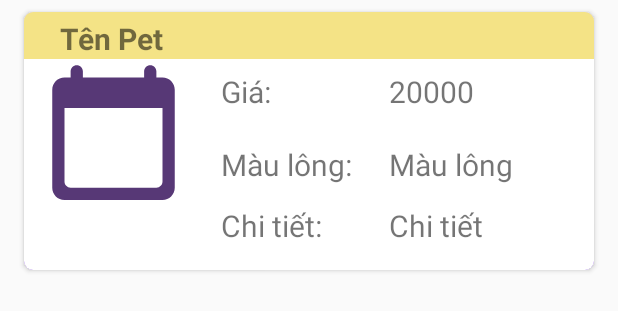
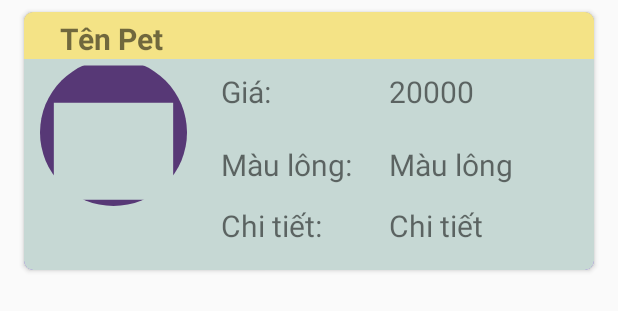
Before and after one commit to ryanvo162/Project1Team3, an Android app: the layout item_cho_meo.xml on its own in the app's theme, with its tools: preview values and no code run, on a phone screen of 412 x 824 dp. Shown: the top 311 px of the screen. Run offline under Robolectric (Android 15) with nearby library versions, the phone set to English and light mode, and no system bars.

Commit message:
layout_color

```diff
--- a/app/src/main/res/layout/guest_item_sp.xml
+++ b/app/src/main/res/layout/guest_item_sp.xml
@@ -18,7 +18,7 @@
         android:layout_width="match_parent"
         android:orientation="vertical"
         android:layout_height="wrap_content"
-        android:background="@color/white">
+        android:background="@color/light_orange">
         <ImageView
             android:id="@+id/img_guest_sp"
             android:layout_width="119dp"
--- a/app/src/main/res/layout/item_cho_meo.xml
+++ b/app/src/main/res/layout/item_cho_meo.xml
@@ -17,7 +17,7 @@
     <RelativeLayout
         android:layout_width="match_parent"
         android:layout_height="wrap_content"
-        android:background="@color/white">
+        android:background="@color/light_blue">
 
 
         <RelativeLayout
@@ -40,7 +40,7 @@
 
         </RelativeLayout>
 
-        <ImageView
+        <de.hdodenhof.circleimageview.CircleImageView
             android:id="@+id/img_pet"
             android:layout_width="119dp"
             android:layout_height="98dp"
--- a/app/src/main/res/layout/item_hoadon.xml
+++ b/app/src/main/res/layout/item_hoadon.xml
@@ -9,6 +9,7 @@
     android:layout_marginLeft="16dp"
     android:layout_marginRight="16dp"
     android:layout_marginTop="8dp"
+    android:background="@color/light_orange"
     app:cardBackgroundColor="@color/purple_500"
     android:orientation="vertical"
     xmlns:app="http://schemas.android.com/apk/res-auto">
@@ -16,7 +17,7 @@
     <RelativeLayout
         android:layout_width="match_parent"
         android:layout_height="wrap_content"
-        android:background="@color/white">
+        android:background="@color/light_orange">
 
 
         <RelativeLayout
--- a/app/src/main/res/layout/item_kh.xml
+++ b/app/src/main/res/layout/item_kh.xml
@@ -10,6 +10,7 @@
     android:layout_marginLeft="16dp"
     android:layout_marginRight="16dp"
     android:layout_marginTop="8dp"
+    android:background="@color/light_blue"
     app:cardBackgroundColor="@color/purple_500"
     android:orientation="vertical"
     xmlns:app="http://schemas.android.com/apk/res-auto">
@@ -17,7 +18,7 @@
     <RelativeLayout
         android:layout_width="match_parent"
         android:layout_height="wrap_content"
-        android:background="@color/white">
+        android:background="@color/light_blue">
 
 
         <RelativeLayout
--- a/app/src/main/res/layout/item_sanpham.xml
+++ b/app/src/main/res/layout/item_sanpham.xml
@@ -10,6 +10,7 @@
     android:layout_marginLeft="16dp"
     android:layout_marginRight="16dp"
     android:layout_marginTop="8dp"
+    android:background="@color/light_orange"
     app:cardBackgroundColor="@color/purple_500"
     android:orientation="vertical"
     xmlns:app="http://schemas.android.com/apk/res-auto">
@@ -17,7 +18,7 @@
     <RelativeLayout
         android:layout_width="match_parent"
         android:layout_height="wrap_content"
-        android:background="@color/white">
+        android:background="@color/light_orange">
 
 
         <RelativeLayout
@@ -39,7 +40,7 @@
                 android:textStyle="bold" />
 
         </RelativeLayout>
-        <ImageView
+        <de.hdodenhof.circleimageview.CircleImageView
             android:layout_width="119dp"
             android:layout_height="98dp"
             android:id="@+id/img_sp"
--- a/app/src/main/res/values/colors.xml
+++ b/app/src/main/res/values/colors.xml
@@ -9,4 +9,6 @@
     <color name="white">#FFFFFFFF</color>
     <color name="fab">#A8B8BE</color>
     <color name="titleColor">#619696</color>
+    <color name="light_blue">#C6D8D4</color>
+    <color name="light_orange">#F5D0C1</color>
 </resources>
```
